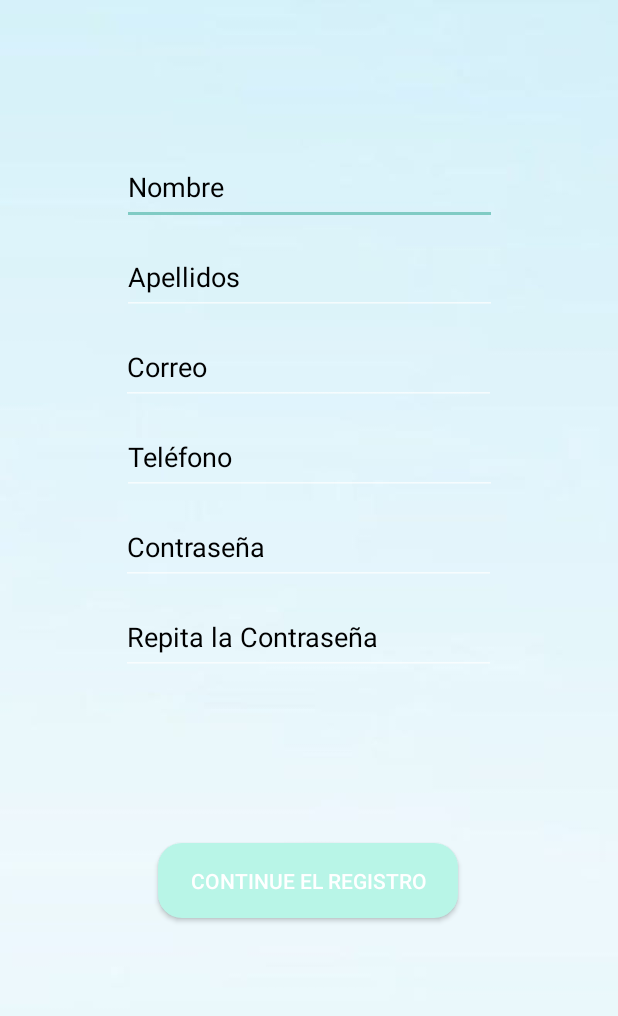
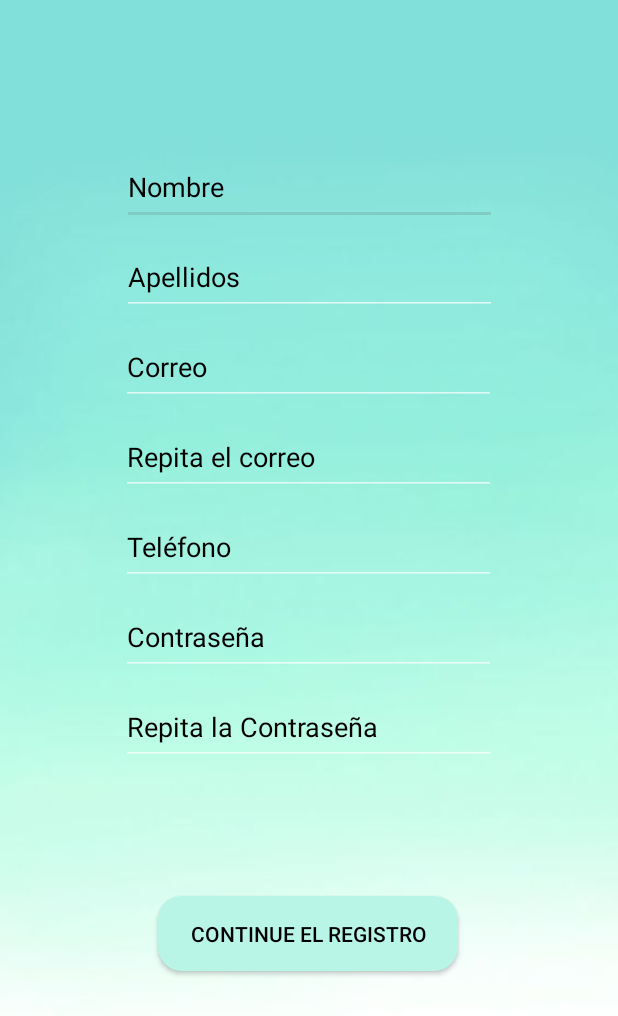
Before and after one commit to DevNeuron/AppNeuronV37, an Android app: the InicioRegistro screen opened directly, with no data from a screen before it, on a phone screen of 412 x 824 dp. Shown: the top 1016 px of the screen. Run offline under Robolectric (Android 15) with nearby library versions, the phone set to English and light mode, and no system bars; our stand-ins replace Firebase (no records; nobody signed in at launch, a user with empty details on screens opened directly).

Commit message:
//renoombre de actividades y inicio del registro total

```diff
--- a/app/src/main/AndroidManifest.xml
+++ b/app/src/main/AndroidManifest.xml
@@ -11,6 +11,9 @@
         android:roundIcon="@mipmap/ic_launcher_round"
         android:supportsRtl="true"
         android:theme="@style/Theme.AppCompat.NoActionBar">
+        <activity
+            android:name=".PreguntasRegistro"
+            android:exported="false" />
         <activity
             android:name=".ModificarCita"
             android:exported="false" />
@@ -27,7 +30,7 @@
             android:name=".HomeUsuario"
             android:exported="false" />
         <activity
-            android:name=".Registrarse"
+            android:name=".InicioRegistro"
             android:exported="false" />
         <activity
             android:name=".Splash"
--- a/app/src/main/java/com/FundacionNeuron/AppNeuronV4/Registrarse.java
+++ b/app/src/main/java/com/FundacionNeuron/AppNeuronV4/InicioRegistro.java
@@ -16,7 +16,7 @@ import com.google.firebase.auth.AuthResult;
 import com.google.firebase.auth.FirebaseAuth;
 
 
-public class Registrarse extends AppCompatActivity {
+public class InicioRegistro extends AppCompatActivity {
 
     EditText etNombre, etApellidos, etCorreo, etMiContraseña, etMiContraseña2, etTelefono;
     TextView mensajeError;
@@ -77,12 +77,12 @@ public class Registrarse extends AppCompatActivity {
                 @Override
                 public void onComplete(@NonNull Task<AuthResult> task) {
                     if(task.isSuccessful()){
-                        Intent login = new Intent(Registrarse.this, MainActivity.class );
+                        Intent login = new Intent(InicioRegistro.this, MainActivity.class );
                         startActivity(login);
-                        Toast.makeText(Registrarse.this, "Se ha registado correctamente", Toast.LENGTH_SHORT).show();
+                        Toast.makeText(InicioRegistro.this, "Se ha registado correctamente", Toast.LENGTH_SHORT).show();
                     }else{
                         mensajeError.setText("");
-                        Toast.makeText(Registrarse.this, "No se puede registrar, verifique que todo esta correctamente", Toast.LENGTH_SHORT).show();
+                        Toast.makeText(InicioRegistro.this, "No se puede registrar, verifique que todo esta correctamente", Toast.LENGTH_SHORT).show();
                     }
                 }
             });
--- a/app/src/main/java/com/FundacionNeuron/AppNeuronV4/MainActivity.java
+++ b/app/src/main/java/com/FundacionNeuron/AppNeuronV4/MainActivity.java
@@ -14,7 +14,6 @@ import android.os.Bundle;
 import android.view.View;
 import android.widget.Button;
 import android.widget.EditText;
-import android.widget.ImageButton;
 import android.widget.ImageView;
 import android.widget.TextView;
 import android.widget.Toast;
@@ -159,7 +158,7 @@ public class MainActivity extends AppCompatActivity {
      */
     public void Registrar(View view) {
 
-        Intent registrar = new Intent(this, Registrarse.class);
+        Intent registrar = new Intent(this, InicioRegistro.class);
         startActivity(registrar);
 
     }
--- /dev/null
+++ b/app/src/main/java/com/FundacionNeuron/AppNeuronV4/PreguntasRegistro.java
@@ -0,0 +1,14 @@
+package com.FundacionNeuron.AppNeuronV4;
+
+import androidx.appcompat.app.AppCompatActivity;
+
+import android.os.Bundle;
+
+public class PreguntasRegistro extends AppCompatActivity {
+
+    @Override
+    protected void onCreate(Bundle savedInstanceState) {
+        super.onCreate(savedInstanceState);
+        setContentView(R.layout.activity_preuguntas_registro);
+    }
+}
--- /dev/null
+++ b/app/src/main/res/layout/activity_preuguntas_registro.xml
@@ -0,0 +1,9 @@
+<?xml version="1.0" encoding="utf-8"?>
+<androidx.constraintlayout.widget.ConstraintLayout xmlns:android="http://schemas.android.com/apk/res/android"
+    xmlns:app="http://schemas.android.com/apk/res-auto"
+    xmlns:tools="http://schemas.android.com/tools"
+    android:layout_width="match_parent"
+    android:layout_height="match_parent"
+    tools:context=".PreguntasRegistro">
+
+</androidx.constraintlayout.widget.ConstraintLayout>
--- a/app/src/main/res/layout/activity_registrarse.xml
+++ b/app/src/main/res/layout/activity_registrarse.xml
@@ -4,8 +4,8 @@
     xmlns:tools="http://schemas.android.com/tools"
     android:layout_width="match_parent"
     android:layout_height="match_parent"
-    android:background="@drawable/fondodos"
-    tools:context=".Registrarse">
+    android:background="@drawable/fondo"
+    tools:context=".InicioRegistro">
 
 
     <EditText
@@ -39,6 +39,22 @@
         app:layout_constraintHorizontal_bias="0.497"
         app:layout_constraintStart_toStartOf="parent"
         app:layout_constraintTop_toBottomOf="@+id/etApellidos" />
+
+    <EditText
+        android:id="@+id/etCorreo2"
+        android:layout_width="250sp"
+        android:layout_height="50sp"
+        android:layout_marginTop="10dp"
+        android:ems="10"
+        android:hint="Repita el correo"
+        android:inputType="textEmailAddress"
+        android:minHeight="48dp"
+        android:textColor="#000000"
+        android:textColorHint="#000000"
+        app:layout_constraintEnd_toEndOf="parent"
+        app:layout_constraintHorizontal_bias="0.496"
+        app:layout_constraintStart_toStartOf="parent"
+        app:layout_constraintTop_toBottomOf="@+id/etCorreo" />
 
     <EditText
         android:id="@+id/etMiContraseña"
@@ -90,10 +106,11 @@
         android:id="@+id/registrar"
         android:layout_width="200sp"
         android:layout_height="50sp"
-        android:layout_marginTop="50dp"
+        android:layout_marginTop="25dp"
         android:background="@drawable/boton_custom"
         android:onClick="Registrar"
         android:text="Continue el Registro"
+        android:textColor="#000000"
         app:layout_constraintEnd_toEndOf="parent"
         app:layout_constraintHorizontal_bias="0.497"
         app:layout_constraintStart_toStartOf="parent"
@@ -113,14 +130,14 @@
         android:id="@+id/etTelefono"
         android:layout_width="250dp"
         android:layout_height="50dp"
-        android:layout_marginTop="10dp"
+        android:layout_marginTop="70dp"
         android:ems="10"
         android:hint="Teléfono"
         android:inputType="phone"
         android:textColor="#000000"
         android:textColorHint="#000000"
         app:layout_constraintEnd_toEndOf="parent"
-        app:layout_constraintHorizontal_bias="0.5"
+        app:layout_constraintHorizontal_bias="0.496"
         app:layout_constraintStart_toStartOf="parent"
         app:layout_constraintTop_toBottomOf="@+id/etCorreo" />
 
```
